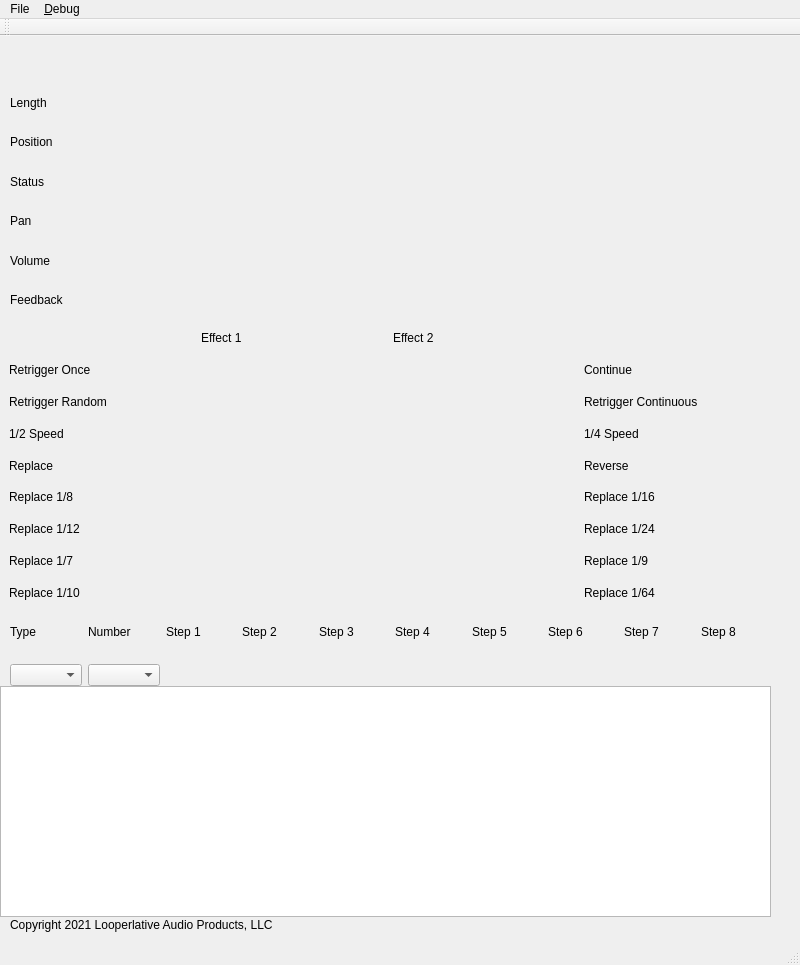
Before: the Qt Designer form lp2ctrlui.ui in looperlative/lpmidimon, drawn with Qt 5.
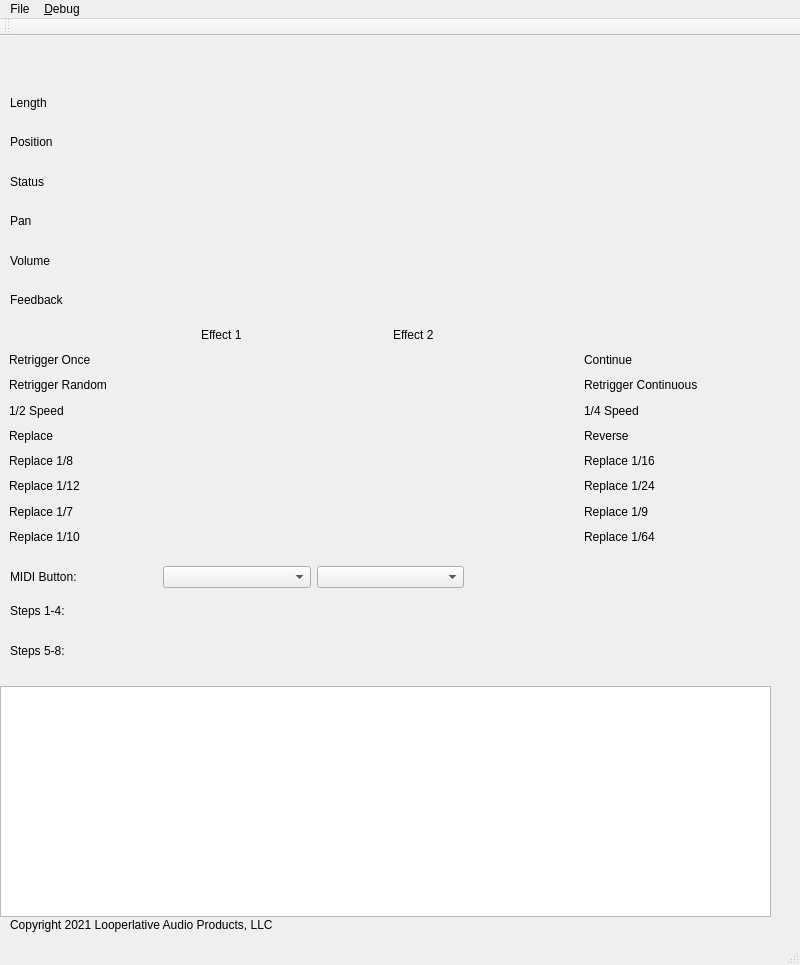
After: the same form once the commit is applied. Icons and pictures are not drawn.

```diff
--- a/lp2ctrlui.ui
+++ b/lp2ctrlui.ui
@@ -118,7 +118,7 @@
       <x>9</x>
       <y>289</y>
       <width>761</width>
-      <height>281</height>
+      <height>221</height>
      </rect>
     </property>
     <layout class="QGridLayout" name="gridLayout_2">
@@ -254,87 +254,52 @@
     <property name="geometry">
      <rect>
       <x>10</x>
-      <y>570</y>
+      <y>530</y>
       <width>761</width>
-      <height>80</height>
+      <height>101</height>
      </rect>
     </property>
-    <layout class="QGridLayout" name="gridLayout_3" rowminimumheight="0,0">
-     <item row="0" column="8">
-      <widget class="QLabel" name="label_35">
-       <property name="text">
-        <string>Step 7</string>
-       </property>
-      </widget>
-     </item>
-     <item row="0" column="9">
-      <widget class="QLabel" name="label_36">
-       <property name="text">
-        <string>Step 8</string>
-       </property>
-      </widget>
-     </item>
-     <item row="0" column="2">
-      <widget class="QLabel" name="label_29">
-       <property name="text">
-        <string>Step 1</string>
-       </property>
-      </widget>
-     </item>
-     <item row="0" column="3">
-      <widget class="QLabel" name="label_30">
-       <property name="text">
-        <string>Step 2</string>
-       </property>
-      </widget>
-     </item>
-     <item row="0" column="0">
+    <layout class="QGridLayout" name="gridLayout_3">
+     <item row="1" column="0">
       <widget class="QLabel" name="label_10">
        <property name="text">
-        <string>Type</string>
+        <string>Steps 1-4:</string>
        </property>
       </widget>
      </item>
-     <item row="0" column="1">
-      <widget class="QLabel" name="label_14">
-       <property name="text">
-        <string>Number</string>
-       </property>
-      </widget>
+     <item row="0" column="2">
+      <widget class="QComboBox" name="midibtnnum"/>
      </item>
-     <item row="0" column="4">
+     <item row="0" column="3">
       <widget class="QLabel" name="label_31">
        <property name="text">
-        <string>Step 3</string>
+        <string/>
        </property>
       </widget>
      </item>
-     <item row="0" column="7">
-      <widget class="QLabel" name="label_34">
+     <item row="0" column="0">
+      <widget class="QLabel" name="label_30">
        <property name="text">
-        <string>Step 6</string>
+        <string>MIDI Button:</string>
        </property>
       </widget>
      </item>
-     <item row="0" column="5">
-      <widget class="QLabel" name="label_32">
-       <property name="text">
-        <string>Step 4</string>
-       </property>
-      </widget>
-     </item>
-     <item row="0" column="6">
-      <widget class="QLabel" name="label_33">
-       <property name="text">
-        <string>Step 5</string>
-       </property>
-      </widget>
-     </item>
-     <item row="1" column="0">
+     <item row="0" column="1">
       <widget class="QComboBox" name="midibtntype"/>
      </item>
-     <item row="1" column="1">
-      <widget class="QComboBox" name="midibtnnum"/>
+     <item row="0" column="4">
+      <widget class="QLabel" name="label_14">
+       <property name="text">
+        <string/>
+       </property>
+      </widget>
+     </item>
+     <item row="2" column="0">
+      <widget class="QLabel" name="label_29">
+       <property name="text">
+        <string>Steps 5-8:</string>
+       </property>
+      </widget>
      </item>
     </layout>
    </widget>
```
Left out of the diff: 14 changed lines with no effect on the pictures.
